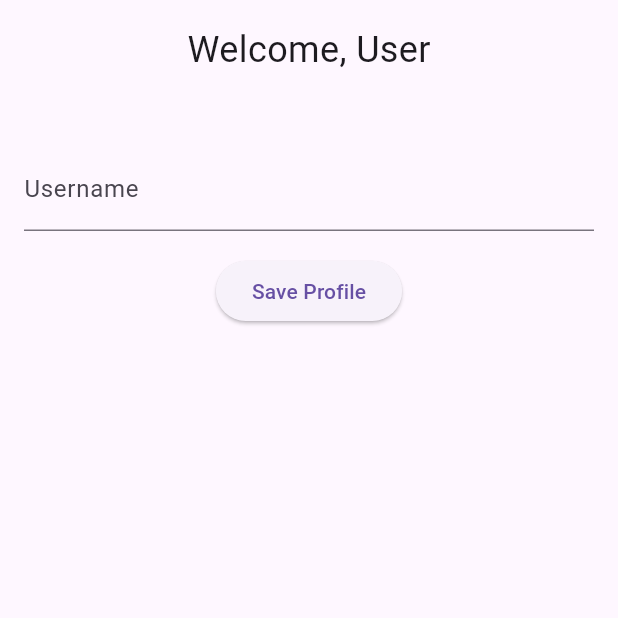
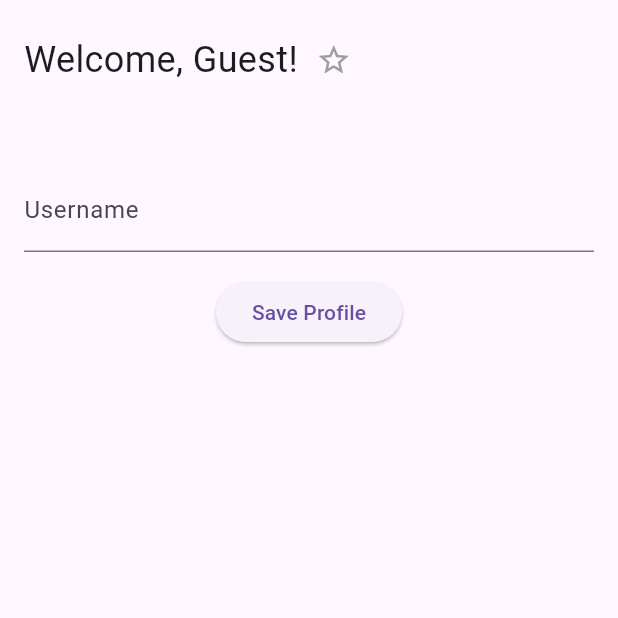
Before and after one commit to KhaleelKazy/Week7-User-Profile-Manager, a Flutter app: the screen it shows after launch, on a phone screen of 412 x 824 dp, the top half of it. Run offline on Flutter 3.47's test engine with Material 3 defaults, Android fonts, the phone set to English and light mode, and no system bars.

Commit message:
commit3
phase3

```diff
--- a/lib/main.dart
+++ b/lib/main.dart
@@ -9,40 +9,95 @@ class MyApp extends StatelessWidget {
 
   @override
   Widget build(BuildContext context) {
-    return MaterialApp(
-      home: Scaffold(
-        body: Column(
-          children: [
-            const UserBanner(),
-            const SizedBox(height: 16),
-            const Padding(
-              padding: EdgeInsets.all(16),
-              child: ProfileForm(),
-            ),
-          ],
-        ),
+    return const MaterialApp(home: ProfileScreen());
+  }
+}
+
+class ProfileScreen extends StatefulWidget {
+  const ProfileScreen({super.key});
+
+  @override
+  State<ProfileScreen> createState() => _ProfileScreenState();
+}
+
+class _ProfileScreenState extends State<ProfileScreen> {
+  String _currentUsername = 'Guest';
+
+  void _updateUsername(String newName) {
+    setState(() {
+      _currentUsername = newName;
+    });
+  }
+
+  @override
+  Widget build(BuildContext context) {
+    return Scaffold(
+      body: Column(
+        children: [
+          UserBanner(username: _currentUsername),
+          const SizedBox(height: 16),
+          Padding(
+            padding: const EdgeInsets.all(16),
+            child: ProfileForm(onSaveUsername: _updateUsername),
+          ),
+        ],
       ),
     );
   }
 }
 
 class UserBanner extends StatelessWidget {
-  const UserBanner({super.key});
+  final String username;
+
+  const UserBanner({super.key, required this.username});
 
   @override
   Widget build(BuildContext context) {
-    return const Padding(
-      padding: EdgeInsets.all(16),
-      child: Text(
-        'Welcome, User',
-        style: TextStyle(fontSize: 24),
+    return Padding(
+      padding: const EdgeInsets.all(16),
+      child: Row(
+        children: [
+          Text(
+            'Welcome, $username!',
+            style: const TextStyle(fontSize: 24),
+          ),
+          const FavoriteButton(),
+        ],
       ),
     );
   }
 }
 
+class FavoriteButton extends StatefulWidget {
+  const FavoriteButton({super.key});
+
+  @override
+  State<FavoriteButton> createState() => _FavoriteButtonState();
+}
+
+class _FavoriteButtonState extends State<FavoriteButton> {
+  bool _isFavorite = false;
+
+  @override
+  Widget build(BuildContext context) {
+    return IconButton(
+      icon: Icon(
+        _isFavorite ? Icons.star : Icons.star_border,
+        color: _isFavorite ? Colors.amber : Colors.grey,
+      ),
+      onPressed: () {
+        setState(() {
+          _isFavorite = !_isFavorite;
+        });
+      },
+    );
+  }
+}
+
 class ProfileForm extends StatefulWidget {
-  const ProfileForm({super.key});
+  final ValueChanged<String> onSaveUsername;
+
+  const ProfileForm({super.key, required this.onSaveUsername});
 
   @override
   State<ProfileForm> createState() => _ProfileFormState();
@@ -78,6 +133,7 @@ class _ProfileFormState extends State<ProfileForm> {
           ElevatedButton(
             onPressed: () {
               if (_formKey.currentState!.validate()) {
+                widget.onSaveUsername(_usernameController.text);
                 ScaffoldMessenger.of(context).showSnackBar(
                   SnackBar(
                     content: Text('Profile saved: ${_usernameController.text}'),
```
Also changed, not shown: 1 other file.
